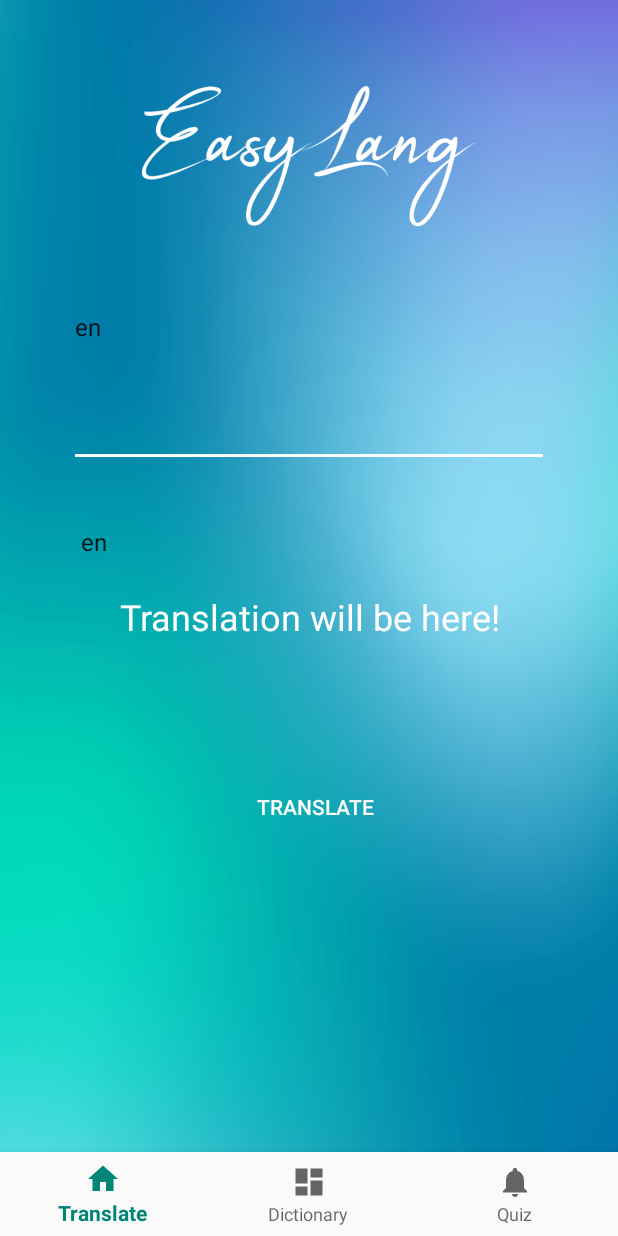
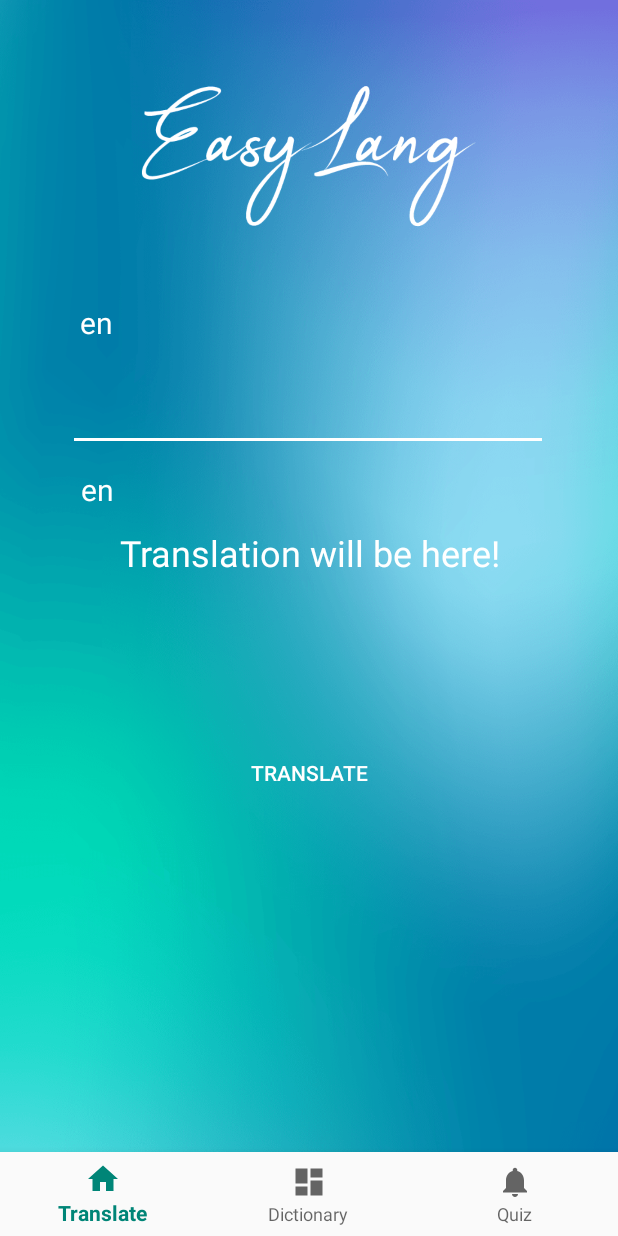
Before and after one commit to Kirill1org/EasyLang, an Android app: the screen it shows after launch (MainActivity), on a phone screen of 412 x 824 dp. Run offline under Robolectric (Android 15) with nearby library versions, the phone set to English and light mode, and no system bars.

Commit message:
Fix translate layout

```diff
--- a/app/src/main/java/com/easylang/TranslateFragment.java
+++ b/app/src/main/java/com/easylang/TranslateFragment.java
@@ -53,8 +53,8 @@ public class TranslateFragment extends Fragment {
         super.onActivityCreated(savedInstanceState);
         mViewModel = ViewModelProviders.of(this).get(TranslateViewModel.class);
 
-        ArrayAdapter<String> adapterInputLanguages = new ArrayAdapter<String>(getActivity(),
-                android.R.layout.simple_spinner_item,
+        ArrayAdapter<String> adapterInputLanguages = new ArrayAdapter<>(getActivity(),
+                R.layout.spinner_item,
                 TranslateViewModel.getLANGUAGES());
 
         adapterInputLanguages.setDropDownViewResource(android.R.layout.simple_spinner_dropdown_item);
--- a/app/src/main/res/layout/fragment_translate.xml
+++ b/app/src/main/res/layout/fragment_translate.xml
@@ -4,28 +4,29 @@
     xmlns:tools="http://schemas.android.com/tools"
     android:layout_width="match_parent"
     android:layout_height="match_parent"
-    tools:context=".TranslateFragment" >
+    tools:context=".TranslateFragment">
 
     <ImageView
         android:id="@+id/imageView"
         android:layout_width="match_parent"
         android:layout_height="match_parent"
+        android:scaleType="centerCrop"
         android:src="@drawable/fon1"
-        tools:layout_editor_absoluteX="16dp"
-        tools:layout_editor_absoluteY="-16dp"
-        android:scaleType="centerCrop"/>
+        app:layout_constraintBottom_toBottomOf="parent"
+        app:layout_constraintEnd_toEndOf="parent"
+        app:layout_constraintStart_toStartOf="parent"
+        app:layout_constraintTop_toTopOf="parent" />
 
     <Spinner
         android:id="@+id/input_lang"
         android:layout_width="70dp"
         android:layout_height="35dp"
-        android:layout_marginTop="200dp"
-        android:layout_marginEnd="304dp"
-        android:layout_marginRight="304dp"
-        app:layout_constraintEnd_toEndOf="@+id/imageView"
+        android:layout_marginStart="8dp"
+        android:layout_marginLeft="8dp"
+        android:layout_marginTop="8dp"
+        android:background="?android:attr/selectableItemBackground"
         app:layout_constraintStart_toStartOf="@+id/input_word"
-        app:layout_constraintTop_toTopOf="@+id/imageView"
-        android:background="?android:attr/selectableItemBackground"></Spinner>
+        app:layout_constraintTop_toTopOf="@+id/guideline" />
 
     <EditText
         android:id="@+id/input_word"
@@ -33,27 +34,26 @@
         android:layout_height="60dp"
         android:layout_marginStart="8dp"
         android:layout_marginLeft="8dp"
-        android:layout_marginTop="16dp"
+        android:layout_marginTop="8dp"
         android:layout_marginEnd="8dp"
         android:layout_marginRight="8dp"
-        android:layout_marginBottom="8dp"
         android:textColor="@color/colorWhite"
-        app:layout_constraintBottom_toBottomOf="@+id/imageView"
-        app:layout_constraintEnd_toEndOf="@+id/imageView"
-        app:layout_constraintStart_toStartOf="@+id/imageView"
-        app:layout_constraintTop_toBottomOf="@+id/input_lang"
-        app:layout_constraintVertical_bias="0.0" />
+        app:layout_constraintEnd_toEndOf="parent"
+        app:layout_constraintHorizontal_bias="0.493"
+        app:layout_constraintStart_toStartOf="parent"
+        app:layout_constraintTop_toBottomOf="@+id/input_lang" />
 
     <Spinner
         android:id="@+id/output_lang"
         android:layout_width="70dp"
         android:layout_height="35dp"
+        android:layout_marginStart="8dp"
+        android:layout_marginLeft="8dp"
+        android:layout_marginTop="8dp"
         android:background="?android:attr/selectableItemBackground"
         android:textColor="@color/colorWhite"
-
-        android:layout_marginTop="32dp"
         app:layout_constraintStart_toStartOf="@+id/output_word"
-        app:layout_constraintTop_toBottomOf="@+id/input_word"></Spinner>
+        app:layout_constraintTop_toBottomOf="@+id/input_word" />
 
     <TextView
         android:id="@+id/output_word"
@@ -61,30 +61,46 @@
         android:layout_height="60dp"
         android:layout_marginStart="8dp"
         android:layout_marginLeft="8dp"
-        android:layout_marginTop="16dp"
+        android:layout_marginTop="8dp"
         android:layout_marginEnd="8dp"
         android:layout_marginRight="8dp"
+        android:text="@string/translation_will_be_here"
+        android:textAlignment="center"
         android:textColor="@color/colorWhite"
-        app:layout_constraintEnd_toEndOf="@+id/imageView"
-        app:layout_constraintStart_toStartOf="@+id/imageView"
-        app:layout_constraintTop_toBottomOf="@+id/output_lang"
-        android:text="Translation will be here!"
         android:textSize="@dimen/text_size_condition"
-        android:textAlignment="center"/>
+        app:layout_constraintEnd_toEndOf="parent"
+        app:layout_constraintStart_toStartOf="parent"
+        app:layout_constraintTop_toBottomOf="@+id/output_lang" />
 
     <Button
+        android:id="@+id/button_translate"
         android:layout_width="210dp"
         android:layout_height="70dp"
         android:layout_marginStart="8dp"
         android:layout_marginLeft="8dp"
-        android:layout_marginTop="48dp"
+        android:layout_marginTop="8dp"
+        android:layout_marginEnd="8dp"
+        android:layout_marginRight="8dp"
         android:layout_marginBottom="8dp"
         android:background="?android:attr/selectableItemBackground"
-        android:text="Translate"
+        android:text="@string/translate"
         android:textColor="@color/colorWhite"
-        app:layout_constraintBottom_toBottomOf="@+id/imageView"
-        app:layout_constraintEnd_toEndOf="@+id/imageView"
-        app:layout_constraintStart_toStartOf="@+id/imageView"
-        app:layout_constraintTop_toBottomOf="@+id/output_word"
-        app:layout_constraintVertical_bias="0.0" />
+        app:layout_constraintBottom_toTopOf="@+id/guideline2"
+        app:layout_constraintEnd_toEndOf="parent"
+        app:layout_constraintStart_toStartOf="parent"
+        app:layout_constraintTop_toBottomOf="@+id/output_word" />
+
+    <androidx.constraintlayout.widget.Guideline
+        android:id="@+id/guideline"
+        android:layout_width="wrap_content"
+        android:layout_height="wrap_content"
+        android:orientation="horizontal"
+        app:layout_constraintGuide_percent="0.23" />
+
+    <androidx.constraintlayout.widget.Guideline
+        android:id="@+id/guideline2"
+        android:layout_width="wrap_content"
+        android:layout_height="wrap_content"
+        android:orientation="horizontal"
+        app:layout_constraintGuide_percent="0.75" />
 </androidx.constraintlayout.widget.ConstraintLayout>
--- a/app/src/main/res/values/strings.xml
+++ b/app/src/main/res/values/strings.xml
@@ -6,5 +6,7 @@
     <string name="title_quiz">Quiz</string>
     <string name="variant">Variant</string>
     <string name="check_btn">Check</string>
+    <string name="translation_will_be_here">Translation will be here!</string>
+    <string name="translate">Translate</string>
 
 </resources>
```
